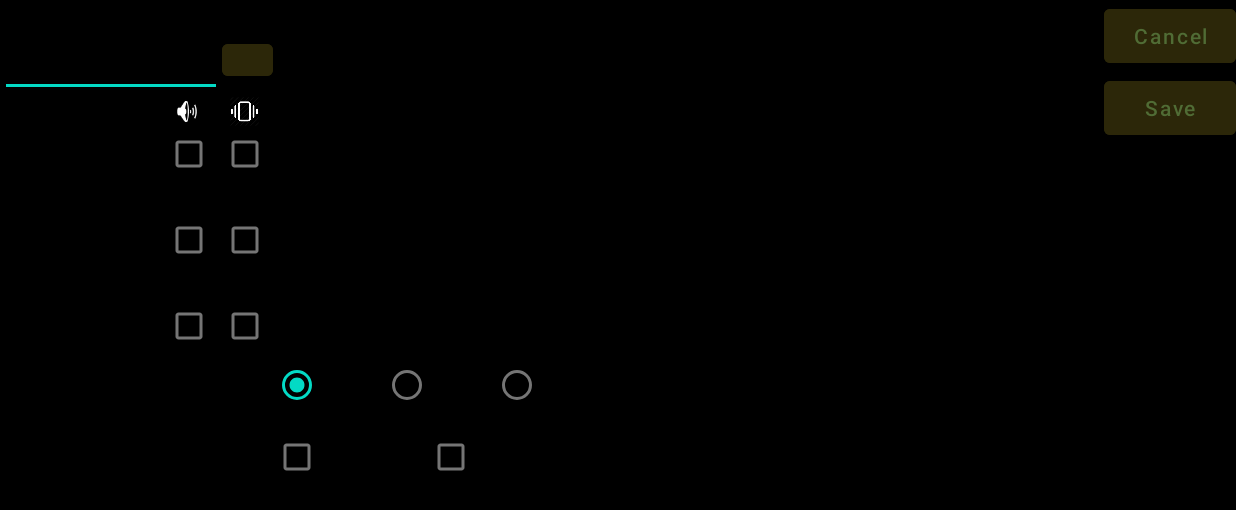
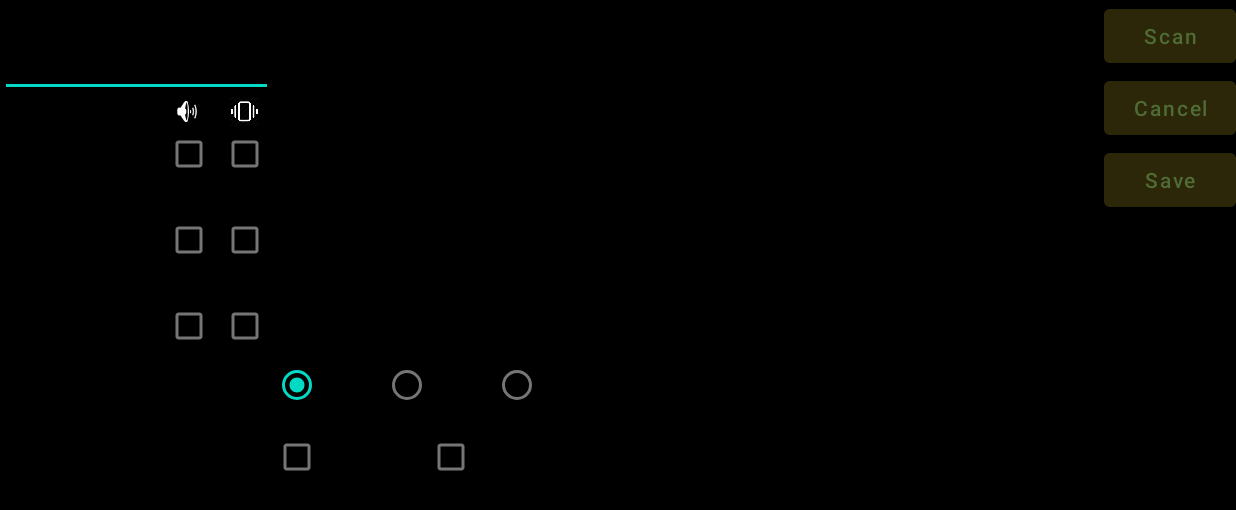
Before and after one commit to Maniak003/DoZer, an Android app: the FullscreenActivity2 screen opened directly, with no data from a screen before it, on a phone screen of 824 x 412 dp (held sideways). Shown: the top 510 px of the screen. Run offline under Robolectric (Android 15) with nearby library versions, the light colour scheme and no system bars; network calls fail; pictures from the network do not load.

Commit message:
modified:   AndroidDoZer/app/src/main/java/ru/starline/dozer/FullscreenActivity.java 	modified:   AndroidDoZer/app/src/main/res/layout/activity_fullscreen2.xml 	modified:   AndroidDoZer/app/src/main/res/values/strings.xml

```diff
--- a/AndroidDoZer/app/src/main/res/layout/activity_fullscreen2.xml
+++ b/AndroidDoZer/app/src/main/res/layout/activity_fullscreen2.xml
@@ -43,17 +43,11 @@
 
                 <EditText
                     android:id="@+id/editTextMAC"
-                    android:layout_width="148dp"
+                    android:layout_width="match_parent"
                     android:layout_height="wrap_content"
                     android:ems="10"
                     android:inputType="text" />
 
-                <Button
-                    android:id="@+id/scanBLEBTN"
-                    android:layout_width="29dp"
-                    android:layout_height="33dp"
-                    android:layout_weight="1"
-                    android:backgroundTint="@color/button_color" />
             </LinearLayout>
 
             <LinearLayout
@@ -368,6 +362,15 @@
             android:orientation="vertical">
 
             <Button
+                android:id="@+id/scanBLEBTN"
+                android:layout_width="match_parent"
+                android:layout_height="wrap_content"
+                android:backgroundTint="@color/button_color"
+                android:text="@string/scanBtn"
+                android:textAllCaps="false"
+                android:textColor="@color/button_text" />
+
+            <Button
                 android:id="@+id/cancelBtn"
                 android:layout_width="match_parent"
                 android:layout_height="wrap_content"
--- a/AndroidDoZer/app/src/main/res/values/strings.xml
+++ b/AndroidDoZer/app/src/main/res/values/strings.xml
@@ -10,4 +10,5 @@
     <string name="title_activity_fullscreen2">Setup</string>
     <string name="saveSetupBtn">Save</string>
     <string name="cancelBtn">Cancel</string>
+    <string name="scanBtn">Scan</string>
 </resources>
```
Also changed, not shown: AndroidDoZer/app/src/main/java/ru/starline/dozer/FullscreenActivity.java (+5 -3 lines).
